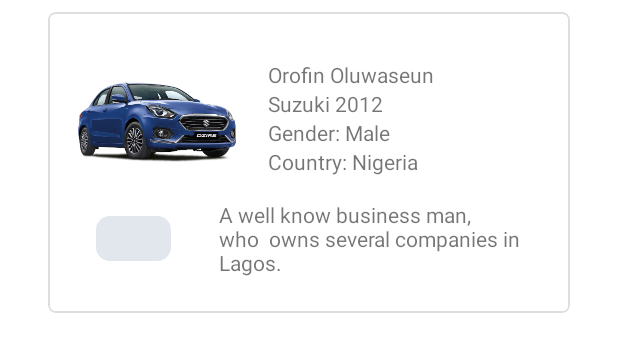
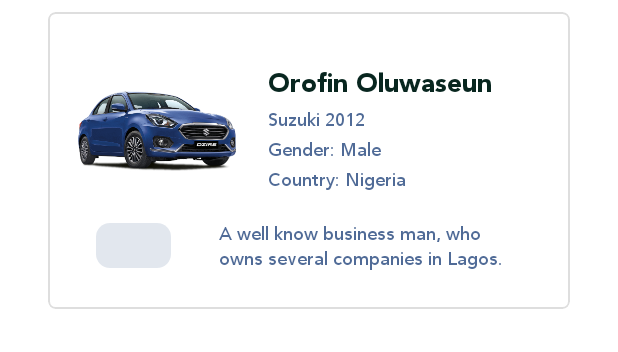
Before and after one commit to boluok/Car-Owner-Filter, an Android app: the layout item_car_owner.xml on its own in the app's theme, with its tools: preview values and no code run, on a phone screen of 412 x 824 dp. Shown: the top 352 px of the screen. Run offline under Robolectric (Android 15) with nearby library versions, the phone set to English and light mode, and no system bars.

Commit message:
Car Owner Filters Done

```diff
--- a/app/src/main/java/com/example/carownersfilter/local/room/dao/CarOwnerDao.kt
+++ b/app/src/main/java/com/example/carownersfilter/local/room/dao/CarOwnerDao.kt
@@ -13,6 +13,9 @@ interface CarOwnerDao:BaseDao<CarOwner> {
     @Query("select * from car_owner ")
     fun getAllCarOwners(): Flow<List<CarOwner>>
 
+    @Query("select * from car_owner ")
+    fun getAllCarOwnersList():List<CarOwner>
+
     @Query("DELETE FROM car_owner")
     fun deleteAllCarOwners()
 
--- a/app/src/main/java/com/example/carownersfilter/modules/Repository Module.kt
+++ b/app/src/main/java/com/example/carownersfilter/modules/Repository Module.kt
@@ -5,7 +5,7 @@ import org.koin.android.ext.koin.androidContext
 import org.koin.dsl.module
 
 val repositoryModule = module {
-    single<CarOwnerRepository> { CarOwnerRepositoryImpl(carOwnerDao = get()) }
+    single<CarOwnerRepository> { CarOwnerRepositoryImpl(carOwnerDao = get(),filterCarOwnerHelper = get()) }
     single <FiltersRepository>{ FiltersRepositoryImpl(carOwnersFilterAPI = get())  }
 
     single <FilterCarOwnerHelper>{ FilterCarOwnerHelperImpl()  }
--- a/app/src/main/java/com/example/carownersfilter/repository/FilterCarOwnerHelper.kt
+++ b/app/src/main/java/com/example/carownersfilter/repository/FilterCarOwnerHelper.kt
@@ -15,7 +15,7 @@ class FilterCarOwnerHelperImpl():FilterCarOwnerHelper{
     }
 
     fun List<CarOwner>.filterWith(filters: Filters):List<CarOwner>{
-        return this.filter { hasSameColors(it,filters) && hasTheSameCountries(it,filters)   }
+        return this.filter { hasSameColors(it,filters) && hasTheSameCountries(it,filters)  && isTheSameGender(it,filters)  }
     }
 
     private fun hasTheSameCountries(carOwner: CarOwner, filters: Filters): Boolean {
--- a/app/src/main/java/com/example/carownersfilter/views/GettingFileFragment.kt
+++ b/app/src/main/java/com/example/carownersfilter/views/GettingFileFragment.kt
@@ -16,10 +16,11 @@ import com.example.carownersfilter.viewmodel.observeChange
 import kotlinx.android.synthetic.main.fragment_getting_file.*
 import kotlinx.coroutines.delay
 import org.koin.android.ext.android.inject
+import org.koin.android.viewmodel.ext.android.sharedViewModel
 
 
 class GettingFileFragment : BaseFragment() {
-    private val carOwnerViewModel: CarOwnersViewModel by inject()
+    private val carOwnerViewModel: CarOwnersViewModel by sharedViewModel()
 
     override fun onCreateView(
         inflater: LayoutInflater, container: ViewGroup?,
--- a/app/src/main/java/com/example/carownersfilter/views/SplashScreenFragment.kt
+++ b/app/src/main/java/com/example/carownersfilter/views/SplashScreenFragment.kt
@@ -14,9 +14,10 @@ import com.example.carownersfilter.viewmodel.UserStatus
 import com.example.carownersfilter.viewmodel.UserStatus.*
 import kotlinx.android.synthetic.main.fragment_splash_screen.*
 import org.koin.android.ext.android.inject
+import org.koin.android.viewmodel.ext.android.sharedViewModel
 
 class SplashScreenFragment :BaseFragment(){
-    private val carOwnersViewModel:CarOwnersViewModel by inject()
+    private val carOwnerViewModel: CarOwnersViewModel by sharedViewModel()
     override fun onCreateView(
         inflater: LayoutInflater, container: ViewGroup?,
         savedInstanceState: Bundle?
@@ -35,7 +36,7 @@ class SplashScreenFragment :BaseFragment(){
         logoIV.loadImage(R.drawable.app_logo,context!!)
 
         Handler().postDelayed({
-            when(carOwnersViewModel.getStatus(context!!)){
+            when(carOwnerViewModel.getStatus(context!!)){
                 PERMISSION_GRANTED_DATA_LOADED -> findNavController().navigate(R.id.action_splash_screen_to_filtersFragment)
                 PERMISSION_GRANTED_NO_FILE -> findNavController().navigate(R.id.action_splash_screen_to_CouldntFragment)
                 NO_PERMISSION -> findNavController().navigate(R.id.action_splash_screen_to_permissionsFragment)
--- a/app/src/main/res/layout/item_car_owner.xml
+++ b/app/src/main/res/layout/item_car_owner.xml
@@ -37,6 +37,7 @@
                 android:layout_marginEnd="16dp"
                 android:layout_marginRight="16dp"
                 android:text="Orofin Oluwaseun"
+                style="@style/CarFilterHeader"
                 app:layout_constraintEnd_toEndOf="parent"
                 app:layout_constraintStart_toEndOf="@+id/imageView3"
                 app:layout_constraintTop_toTopOf="parent" />
@@ -46,6 +47,7 @@
                 android:layout_width="wrap_content"
                 android:layout_height="wrap_content"
                 android:text="Suzuki 2012"
+                style="@style/CarFilterBody"
                 app:layout_constraintStart_toStartOf="@+id/textViewCarOwnerName"
                 app:layout_constraintTop_toBottomOf="@+id/textViewCarOwnerName" />
 
@@ -54,6 +56,7 @@
                 android:layout_width="wrap_content"
                 android:layout_height="wrap_content"
                 android:text="Gender: Male"
+                style="@style/CarFilterBody"
                 app:layout_constraintStart_toStartOf="@+id/textViewCarOwnerName"
                 app:layout_constraintTop_toBottomOf="@+id/textViewCarModel" />
 
@@ -62,6 +65,7 @@
                 android:layout_width="wrap_content"
                 android:layout_height="wrap_content"
                 android:text="Country: Nigeria"
+                style="@style/CarFilterBody"
                 app:layout_constraintStart_toStartOf="@+id/textViewCarOwnerName"
                 app:layout_constraintTop_toBottomOf="@+id/textViewGender" />
 
@@ -75,6 +79,7 @@
                 android:layout_marginEnd="24dp"
                 android:layout_marginRight="24dp"
                 android:layout_marginBottom="24dp"
+                style="@style/CarFilterBody"
                 android:text="A well know business man, who  owns several companies in Lagos."
                 app:layout_constraintBottom_toBottomOf="parent"
                 app:layout_constraintEnd_toEndOf="parent"
--- a/app/src/main/res/values/styles.xml
+++ b/app/src/main/res/values/styles.xml
@@ -23,6 +23,20 @@
         <item name="android:fontFamily">@font/avenir_book</item>
         <item name="android:textSize">14sp</item>
         <item name="android:textColor">#163973</item>
+    </style>
+
+    <style name="CarFilterHeader">
+        <item name="android:textAlignment">viewStart</item>
+        <item name="android:fontFamily">@font/avenir_black</item>
+        <item name="android:textSize">17sp</item>
+        <item name="android:textColor">#08261F</item>
+    </style>
+
+    <style name="CarFilterBody">
+        <item name="android:textAlignment">viewStart</item>
+        <item name="android:fontFamily">@font/avenir_medium</item>
+        <item name="android:textSize">12sp</item>
+        <item name="android:textColor">#BF163974</item>
     </style>
 
     <style name="FilterHeader">
```
Also changed, not shown: app/src/main/java/com/example/carownersfilter/repository/CarOwnerRepository.kt (+19 -4 lines), app/src/main/java/com/example/carownersfilter/viewmodel/CarOwnersViewModel.kt (+16 -1 lines), app/src/main/java/com/example/carownersfilter/views/FilteredCarOwnersFragment.kt (+17 -2 lines).
